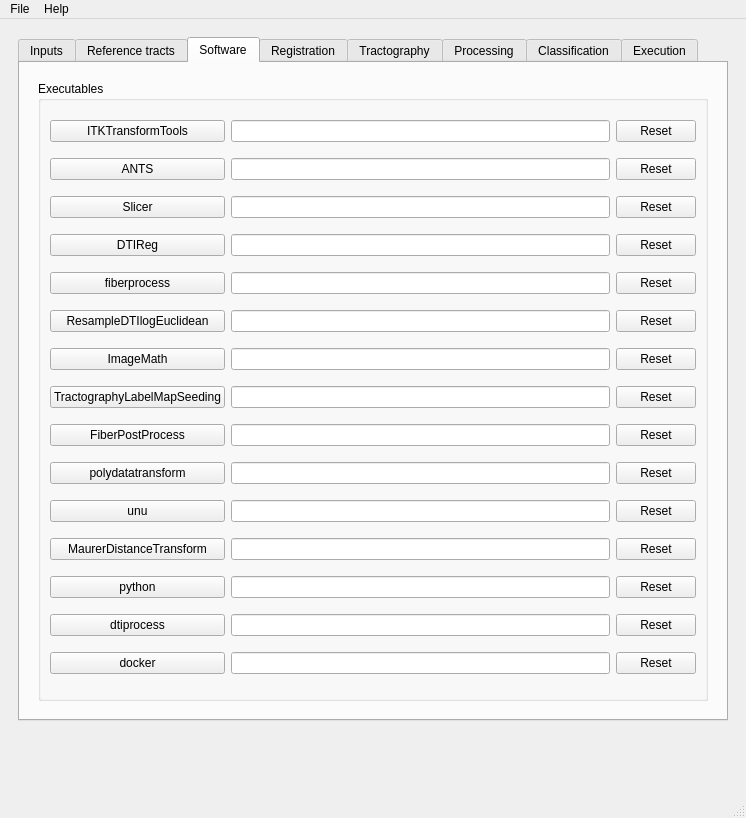
Old version of the form src/AutoTract.ui in the repository NIRALUser/AutoTract.
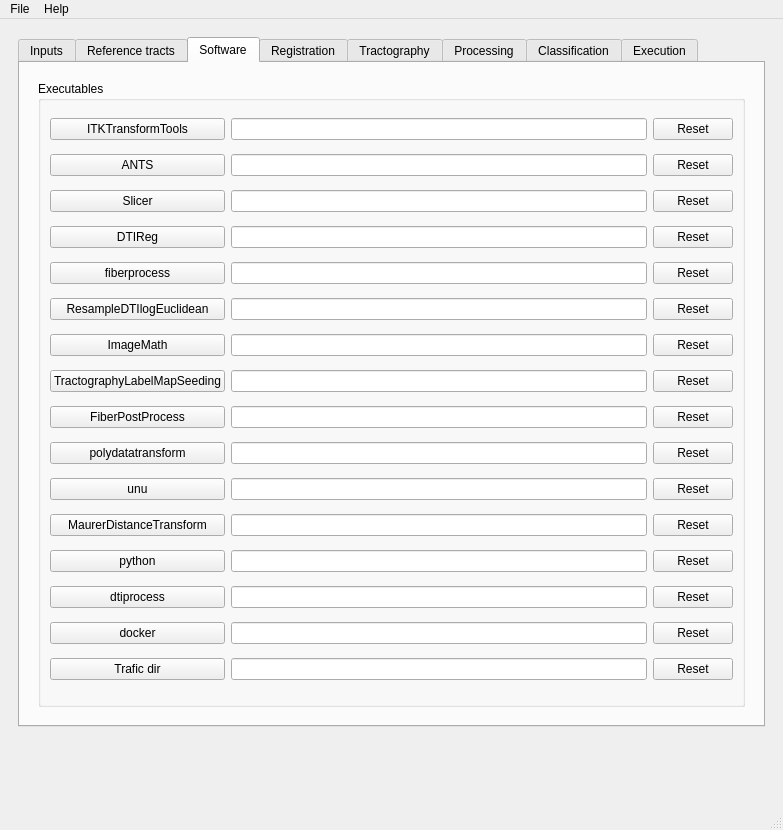
New version of the form. The open tabs and pages were chosen to show the change. Icons and pictures are not drawn.

Commit message: ENH: Add option for parameter Trafic Dir

```diff
--- a/src/AutoTract.ui
+++ b/src/AutoTract.ui
@@ -6,8 +6,8 @@
    <rect>
     <x>0</x>
     <y>0</y>
-    <width>746</width>
-    <height>818</height>
+    <width>783</width>
+    <height>830</height>
    </rect>
   </property>
   <property name="windowTitle">
@@ -530,6 +530,23 @@
                 </property>
                </widget>
               </item>
+              <item row="15" column="0">
+               <widget class="QPushButton" name="Trafic_pushButton">
+                <property name="text">
+                 <string>Trafic dir</string>
+                </property>
+               </widget>
+              </item>
+              <item row="15" column="2">
+               <widget class="QLineEdit" name="soft_Trafic_lineEdit"/>
+              </item>
+              <item row="15" column="3">
+               <widget class="QPushButton" name="reset_Trafic_pushButton">
+                <property name="text">
+                 <string>Reset</string>
+                </property>
+               </widget>
+              </item>
              </layout>
             </widget>
            </item>
@@ -1972,8 +1989,8 @@
     <rect>
      <x>0</x>
      <y>0</y>
-     <width>746</width>
-     <height>24</height>
+     <width>783</width>
+     <height>22</height>
     </rect>
    </property>
    <widget class="QMenu" name="menuFile">
```
Left out of the diff: 91 changed lines with no effect on the pictures. The commit also changes 2 other files.
